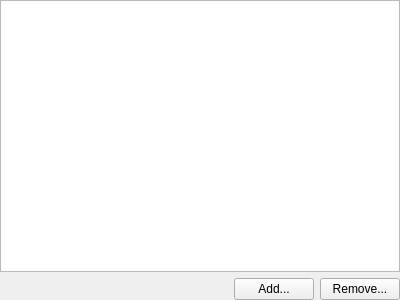
The window that code/src/CAttributesEditorUI.ui (ArsMasiuk/qvge) describes before a commit, drawn with Qt 5.
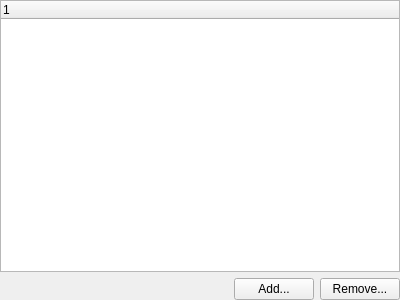
The same window after the commit. Custom widgets are drawn as their Qt base class.

Commit message: attributes UI qtpropertybrowser replaces qsint props

The edit to the form file:
```diff
--- a/code/src/CAttributesEditorUI.ui
+++ b/code/src/CAttributesEditorUI.ui
@@ -27,33 +27,7 @@
     <number>0</number>
    </property>
    <item>
-    <widget class="CPropertyEditor" name="Editor">
-     <property name="editTriggers">
-      <set>QAbstractItemView::NoEditTriggers</set>
-     </property>
-     <property name="alternatingRowColors">
-      <bool>true</bool>
-     </property>
-     <property name="allColumnsShowFocus">
-      <bool>true</bool>
-     </property>
-     <attribute name="headerVisible">
-      <bool>false</bool>
-     </attribute>
-     <attribute name="headerCascadingSectionResizes">
-      <bool>true</bool>
-     </attribute>
-     <column>
-      <property name="text">
-       <string notr="true">Attribute</string>
-      </property>
-     </column>
-     <column>
-      <property name="text">
-       <string>Value</string>
-      </property>
-     </column>
-    </widget>
+    <widget class="QtTreePropertyBrowser" name="Editor"/>
    </item>
    <item>
     <layout class="QHBoxLayout" name="horizontalLayout">
@@ -96,9 +70,9 @@
  </widget>
  <customwidgets>
   <customwidget>
-   <class>CPropertyEditor</class>
+   <class>QtTreePropertyBrowser</class>
    <extends>QTreeWidget</extends>
-   <header>CPropertyEditor.h</header>
+   <header location="global">QtTreePropertyBrowser</header>
   </customwidget>
  </customwidgets>
  <resources/>
```
The commit also changes 139 other files.
